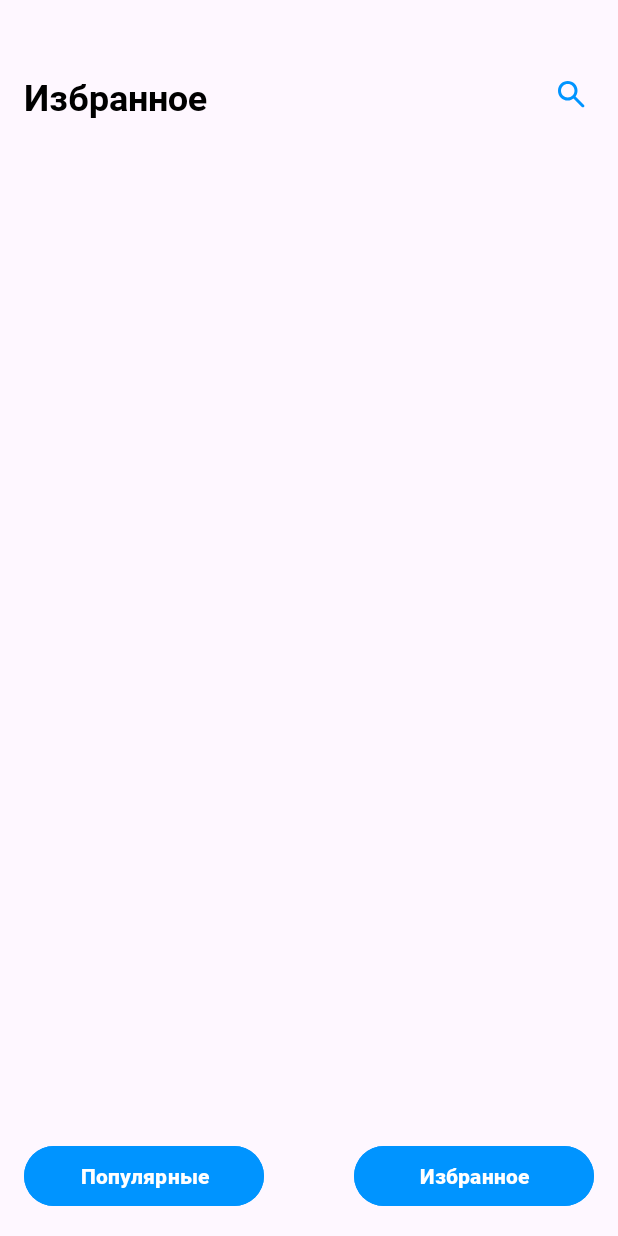
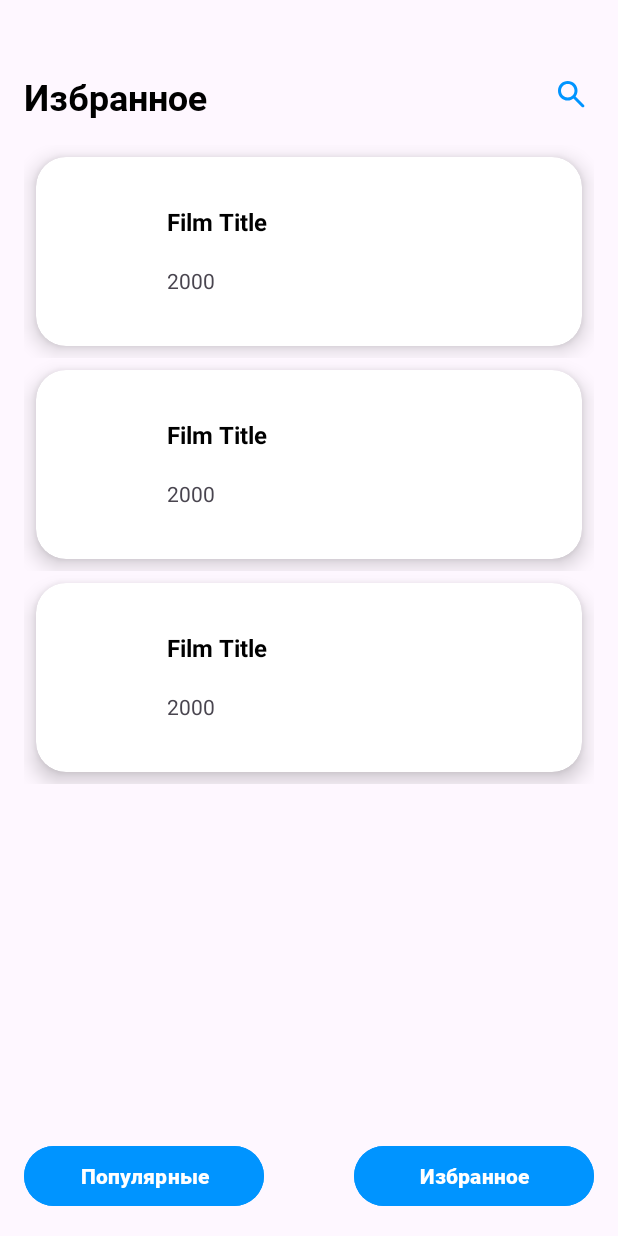
Before and after one commit to MikhailN45/Naumenko, an Android app: the layout fragment_favorites.xml on its own in the app's theme, with its tools: preview values and no code run, on a phone screen of 412 x 824 dp. Run offline under Robolectric (Android 15) with nearby library versions, the phone set to English and light mode, and no system bars.

Commit message:
fix recyclers position

```diff
--- a/app/src/main/res/layout/fragment_favorites.xml
+++ b/app/src/main/res/layout/fragment_favorites.xml
@@ -42,7 +42,16 @@
         app:layoutManager="androidx.recyclerview.widget.LinearLayoutManager"
         app:layout_constraintEnd_toEndOf="parent"
         app:layout_constraintStart_toStartOf="parent"
-        app:layout_constraintTop_toBottomOf="@id/popular_title" />
+        app:layout_constraintTop_toBottomOf="@id/popular_title"
+        app:layout_constraintBottom_toTopOf="@id/bottom_barrier"
+        tools:listitem="@layout/view_holder_film_list"/>
+
+    <androidx.constraintlayout.widget.Barrier
+        android:id="@+id/bottom_barrier"
+        android:layout_width="wrap_content"
+        android:layout_height="wrap_content"
+        app:barrierDirection="top"
+        app:constraint_referenced_ids="popular_button_film_list, favorites_button_film_list"/>
 
     <Button
         android:id="@+id/popular_button_film_list"
--- a/app/src/main/res/layout/fragment_film_list.xml
+++ b/app/src/main/res/layout/fragment_film_list.xml
@@ -43,6 +43,7 @@
         app:layout_constraintEnd_toEndOf="parent"
         app:layout_constraintStart_toStartOf="parent"
         app:layout_constraintTop_toBottomOf="@id/popular_title"
+        app:layout_constraintBottom_toTopOf="@id/bottom_barrier"
         tools:listitem="@layout/view_holder_film_list" />
 
     <androidx.constraintlayout.widget.Barrier
```
